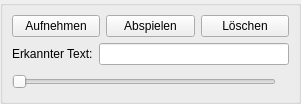
KDE/simon, file ui/recwidget.ui: the form before one commit.
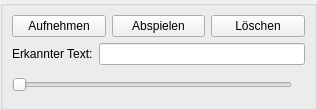
The form after the commit. Icons and pictures are not drawn.

What changed in the file:
```diff
--- a/ui/recwidget.ui
+++ b/ui/recwidget.ui
@@ -5,8 +5,8 @@
    <rect>
     <x>0</x>
     <y>0</y>
-    <width>301</width>
-    <height>104</height>
+    <width>317</width>
+    <height>110</height>
    </rect>
   </property>
   <property name="windowTitle" >
```
Left out of the diff: 2 changed lines with no effect on the pictures.
